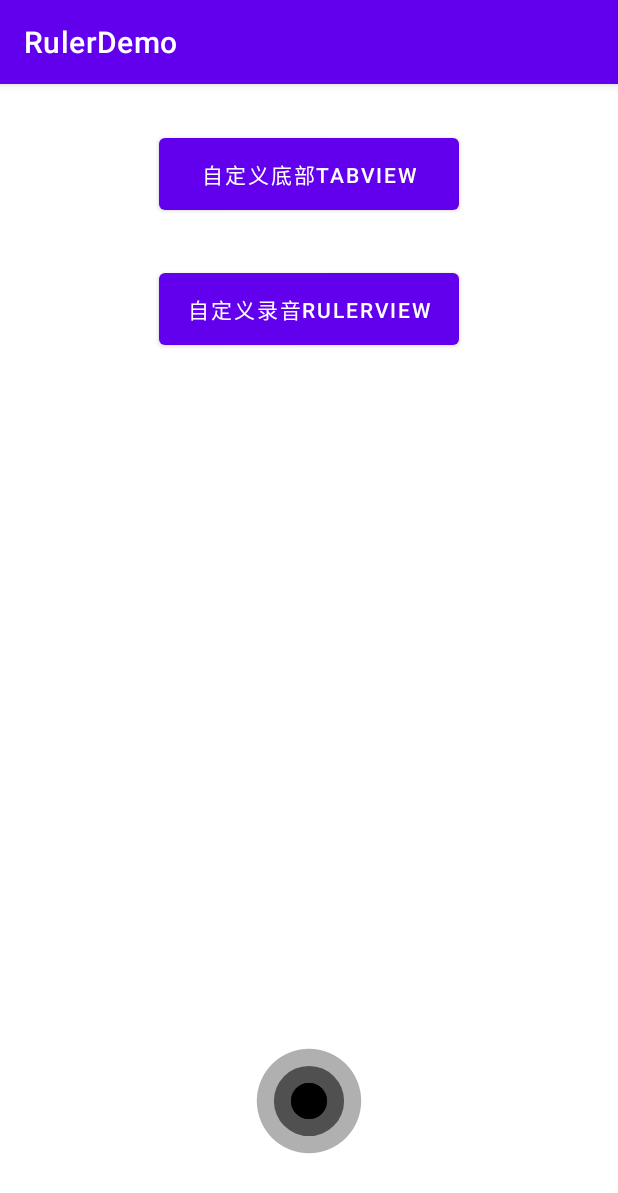
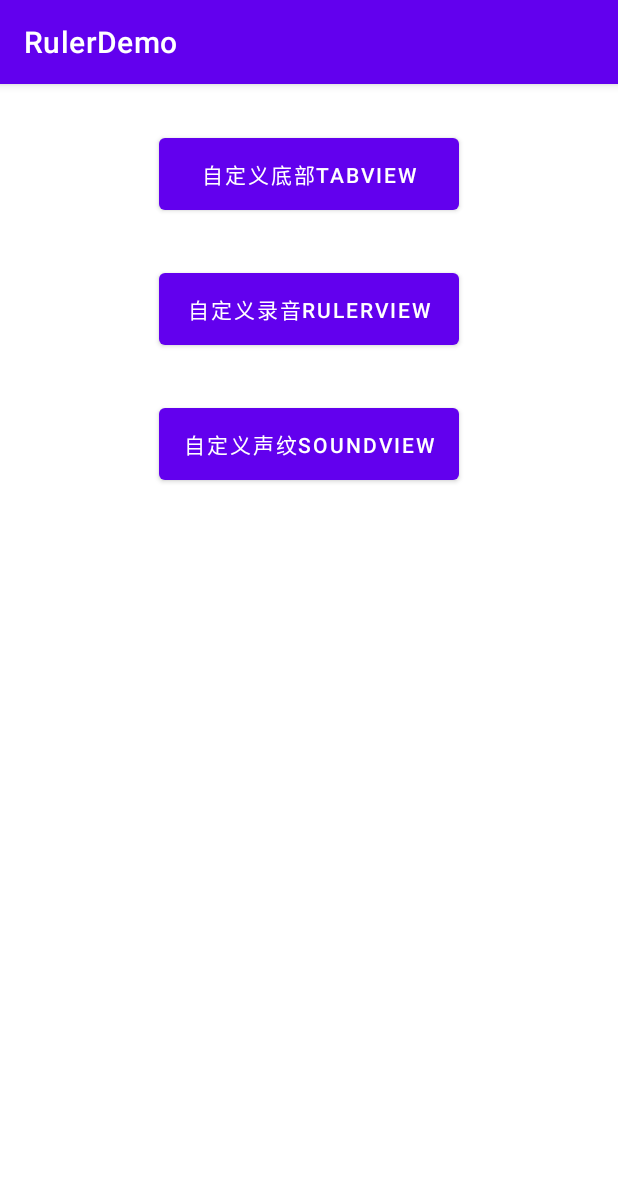
Before and after one commit to RookieTree/MyView, an Android app: the screen it shows after launch (MainActivity), on a phone screen of 412 x 824 dp. Shown: the top 1193 px of the screen. Run offline under Robolectric (Android 15) with nearby library versions, the phone set to English and light mode, and no system bars.

Commit message:
增加波纹view activity

```diff
--- a/app/src/main/AndroidManifest.xml
+++ b/app/src/main/AndroidManifest.xml
@@ -18,6 +18,7 @@
         </activity>
         <activity android:name=".BottomViewActivity"/>
         <activity android:name=".RecordViewActivity"/>
+        <activity android:name=".SoundRippleActivity"/>
     </application>
 
 </manifest>
--- a/app/src/main/java/com/tree/rulerdemo/MainActivity.java
+++ b/app/src/main/java/com/tree/rulerdemo/MainActivity.java
@@ -1,5 +1,6 @@
 package com.tree.rulerdemo;
 
+import android.content.Intent;
 import android.os.Build;
 import android.os.Bundle;
 import android.view.View;
@@ -12,31 +13,36 @@ public class MainActivity extends AppCompatActivity implements View.OnClickListe
 
     private Button mBtnBottomView;
     private Button mBtnRulerView;
+    private Button mBtnSoundView;
     private SoundRippleView mSp;
+//    private SoundRippleView2 mSp;
 
+    @RequiresApi(api = Build.VERSION_CODES.LOLLIPOP)
     @Override
     protected void onCreate(Bundle savedInstanceState) {
         super.onCreate(savedInstanceState);
         setContentView(R.layout.activity_main);
         mBtnBottomView = findViewById(R.id.btn_bottom_view);
         mBtnRulerView = findViewById(R.id.btn_record_view);
-        mSp = findViewById(R.id.sp);
+        mBtnSoundView = findViewById(R.id.btn_sound_view);
+
         mBtnBottomView.setOnClickListener(this);
         mBtnRulerView.setOnClickListener(this);
-
+        mBtnSoundView.setOnClickListener(this);
+//        mSp.setInterpolator(new PathInterpolator(0.25f,0.1f,0.25f,1));
     }
 
-    @RequiresApi(api = Build.VERSION_CODES.KITKAT)
     @Override
     public void onClick(View view) {
         switch (view.getId()) {
             case R.id.btn_bottom_view:
-//                startActivity(new Intent(this, BottomViewActivity.class));
-                mSp.start();
+                startActivity(new Intent(this, BottomViewActivity.class));
                 break;
             case R.id.btn_record_view:
-//                startActivity(new Intent(this, RecordViewActivity.class));
-                mSp.stop();
+                startActivity(new Intent(this, RecordViewActivity.class));
+                break;
+            case R.id.btn_sound_view:
+                startActivity(new Intent(this, SoundRippleActivity.class));
                 break;
             default:
                 break;
--- a/app/src/main/res/layout/activity_main.xml
+++ b/app/src/main/res/layout/activity_main.xml
@@ -29,21 +29,14 @@
         app:layout_constraintStart_toStartOf="parent"
         app:layout_constraintTop_toBottomOf="@+id/btn_bottom_view" />
 
-    <LinearLayout
-        android:layout_marginBottom="50dp"
+    <Button
+        android:id="@+id/btn_sound_view"
+        android:layout_width="200dp"
+        android:layout_height="60dp"
+        android:layout_marginTop="30dp"
+        android:text="自定义声纹SoundView"
+        app:layout_constraintEnd_toEndOf="parent"
         app:layout_constraintStart_toStartOf="parent"
-        app:layout_constraintEnd_toEndOf="parent"
-        app:layout_constraintBottom_toBottomOf="parent"
-        android:id="@+id/ll"
-        android:gravity="center"
-        android:orientation="horizontal"
-        android:layout_width="80dp"
-        android:clipChildren="false"
-        android:layout_height="80dp">
-        <com.tree.rulerdemo.SoundRippleView
-            android:id="@+id/sp"
-            android:layout_width="100dp"
-            android:layout_height="100dp"/>
-    </LinearLayout>
+        app:layout_constraintTop_toBottomOf="@+id/btn_record_view" />
 
 </androidx.constraintlayout.widget.ConstraintLayout>
```
Also changed, not shown: app/src/main/java/com/tree/rulerdemo/RecordViewActivity.java (+7 -0 lines), app/src/main/java/com/tree/rulerdemo/SoundRippleActivity.java (added, +44 -0 lines), app/src/main/java/com/tree/rulerdemo/SoundRippleView.java (+19 -10 lines), app/src/main/java/com/tree/rulerdemo/SoundRippleView2.java (added, +169 -0 lines), app/src/main/res/layout/activity_record_view.xml (added, +14 -0 lines), app/src/main/res/layout/activity_sound_ripple.xml (added, +40 -0 lines).
